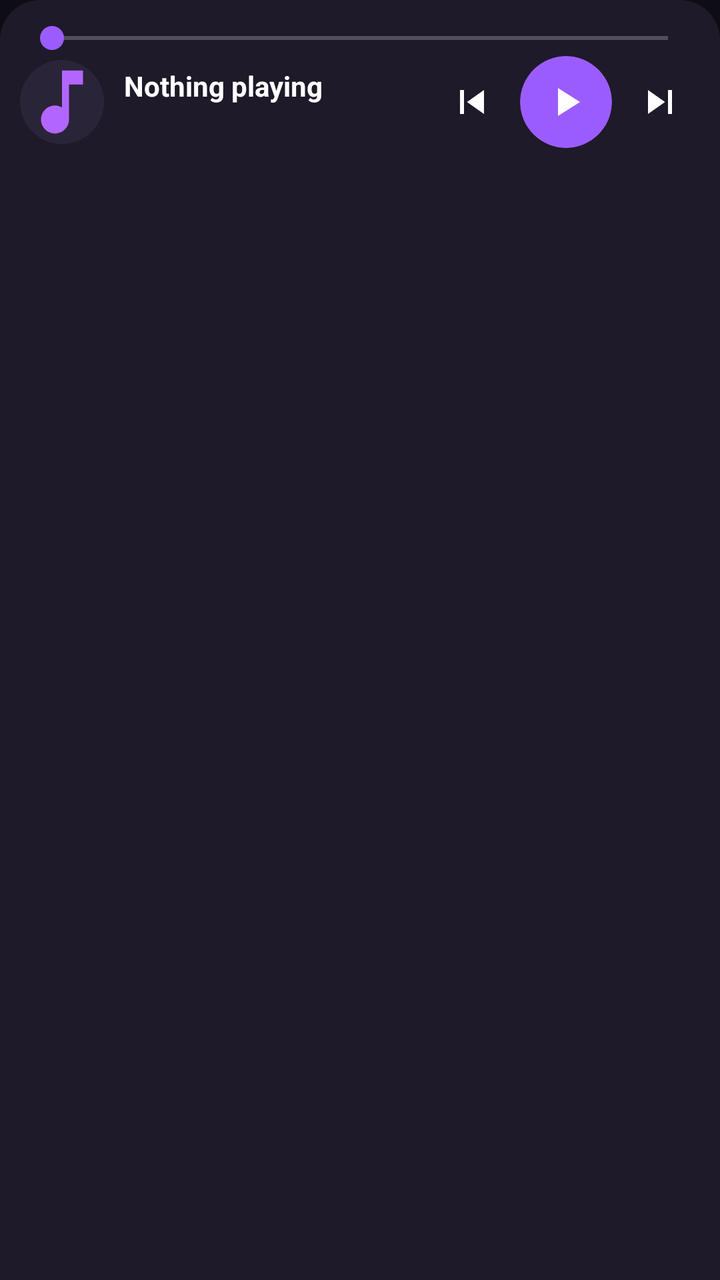
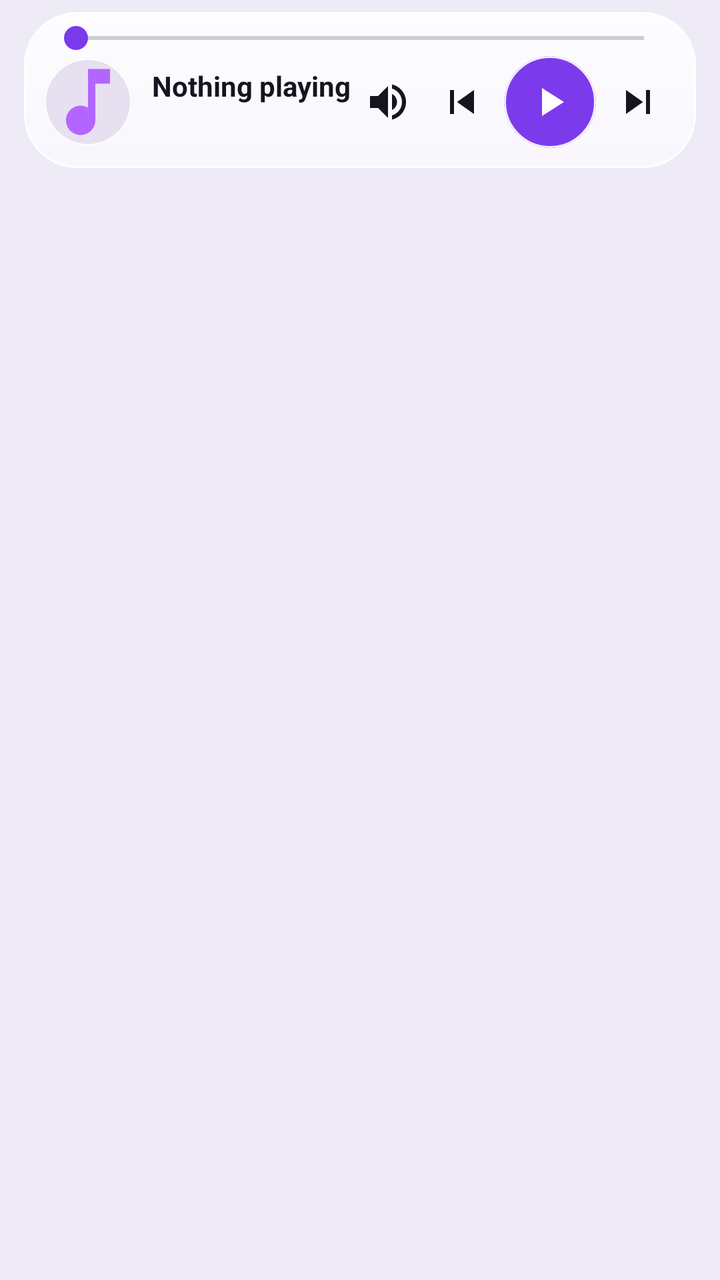

An Android layout rendered at two revisions. The XML below is the earlier revision; the diff shows what the commit changed to produce the second picture.
<!-- AndroidManifest.xml: application theme Theme.MusicPlayer -->
<!-- res/layout/mini_player_bar.xml -->
<?xml version="1.0" encoding="utf-8"?>
<LinearLayout xmlns:android="http://schemas.android.com/apk/res/android"
    xmlns:app="http://schemas.android.com/apk/res-auto"
    android:id="@+id/miniPlayerBar"
    android:layout_width="match_parent"
    android:layout_height="wrap_content"
    android:orientation="vertical"
    android:background="@drawable/bg_mini_player"
    android:elevation="8dp"
    android:padding="10dp"
    android:clickable="true"
    android:focusable="true">

    <SeekBar
        android:id="@+id/miniSeekBar"
        android:layout_width="match_parent"
        android:layout_height="wrap_content"
        android:progressTint="@color/accent"
        android:thumbTint="@color/accent" />

    <LinearLayout
        android:layout_width="match_parent"
        android:layout_height="wrap_content"
        android:gravity="center_vertical"
        android:orientation="horizontal">

        <com.google.android.material.card.MaterialCardView
            android:layout_width="42dp"
            android:layout_height="42dp"
            app:cardCornerRadius="21dp"
            app:cardElevation="0dp"
            app:strokeWidth="0dp">

            <ImageView
                android:id="@+id/miniArt"
                android:layout_width="match_parent"
                android:layout_height="match_parent"
                android:background="@color/surfaceElevated"
                android:scaleType="centerCrop"
                android:src="@drawable/ic_music_note" />
        </com.google.android.material.card.MaterialCardView>

        <LinearLayout
            android:layout_width="0dp"
            android:layout_height="wrap_content"
            android:layout_weight="1"
            android:layout_marginStart="10dp"
            android:orientation="vertical">

            <TextView
                android:id="@+id/nowPlayingTitle"
                android:layout_width="wrap_content"
                android:layout_height="wrap_content"
                android:maxLines="1"
                android:ellipsize="end"
                android:text="Nothing playing"
                android:textColor="@color/textPrimary"
                android:textStyle="bold" />

            <TextView
                android:id="@+id/nowPlayingArtist"
                android:layout_width="wrap_content"
                android:layout_height="wrap_content"
                android:maxLines="1"
                android:ellipsize="end"
                android:text=""
                android:textColor="@color/textSecondary"
                android:textSize="12sp" />
        </LinearLayout>

        <ImageButton
            android:id="@+id/prevButton"
            android:layout_width="40dp"
            android:layout_height="40dp"
            android:background="@android:color/transparent"
            android:src="@drawable/ic_skip_previous"
            app:tint="@color/textPrimary" />

        <com.google.android.material.card.MaterialCardView
            android:layout_width="46dp"
            android:layout_height="46dp"
            android:layout_marginHorizontal="4dp"
            app:cardBackgroundColor="@color/accent"
            app:cardCornerRadius="23dp"
            app:cardElevation="0dp"
            app:strokeWidth="0dp">

            <ImageButton
                android:id="@+id/playPauseButton"
                android:layout_width="match_parent"
                android:layout_height="match_parent"
                android:background="@android:color/transparent"
                android:padding="11dp"
                android:src="@drawable/ic_play"
                app:tint="@color/textPrimary" />
        </com.google.android.material.card.MaterialCardView>

        <ImageButton
            android:id="@+id/nextButton"
            android:layout_width="40dp"
            android:layout_height="40dp"
            android:background="@android:color/transparent"
            android:src="@drawable/ic_skip_next"
            app:tint="@color/textPrimary" />
    </LinearLayout>
</LinearLayout>
<!-- resources referenced by this layout -->
<resources>
  <color name="accent">#9B5CFF</color>
  <color name="surfaceElevated">#2A2438</color>
  <color name="textPrimary">#FFFFFF</color>
  <color name="textSecondary">#B0A8C0</color>
  <!-- drawable bg_mini_player (drawable) -->
  <?xml version="1.0" encoding="utf-8"?>
  <shape xmlns:android="http://schemas.android.com/apk/res/android" android:shape="rectangle">
      <solid android:color="@color/surfaceDark" />
      <corners
          android:topLeftRadius="20dp"
          android:topRightRadius="20dp"
          android:bottomLeftRadius="0dp"
          android:bottomRightRadius="0dp" />
  </shape>
  <!-- drawable ic_music_note (drawable) -->
  <vector xmlns:android="http://schemas.android.com/apk/res/android"
      android:width="24dp"
      android:height="24dp"
      android:viewportWidth="24"
      android:viewportHeight="24"
      android:tint="#B266FF">
      <path
          android:fillColor="@android:color/white"
          android:pathData="M12,3v10.55c-0.59,-0.34 -1.27,-0.55 -2,-0.55c-2.21,0 -4,1.79 -4,4s1.79,4 4,4s4,-1.79 4,-4V7h4V3H12z" />
  </vector>
  <!-- drawable ic_play (drawable) -->
  <vector xmlns:android="http://schemas.android.com/apk/res/android"
      android:width="24dp"
      android:height="24dp"
      android:viewportWidth="24"
      android:viewportHeight="24">
      <path android:fillColor="#FFFFFF" android:pathData="M8,5v14l11,-7z" />
  </vector>
  <!-- drawable ic_skip_next (drawable) -->
  <vector xmlns:android="http://schemas.android.com/apk/res/android"
      android:width="24dp"
      android:height="24dp"
      android:viewportWidth="24"
      android:viewportHeight="24">
      <path android:fillColor="#FFFFFF" android:pathData="M6,18l8.5,-6L6,6v12zM16,6v12h2V6h-2z" />
  </vector>
  <!-- drawable ic_skip_previous (drawable) -->
  <vector xmlns:android="http://schemas.android.com/apk/res/android"
      android:width="24dp"
      android:height="24dp"
      android:viewportWidth="24"
      android:viewportHeight="24">
      <path android:fillColor="#FFFFFF" android:pathData="M6,6h2v12H6V6zM9.5,12l8.5,6V6l-8.5,6z" />
  </vector>
  <style name="Theme.MusicPlayer" parent="Theme.Material3.Dark.NoActionBar">
          <item name="colorPrimary">@color/accent</item>
          <item name="colorOnPrimary">@color/textPrimary</item>
          <item name="colorSecondary">@color/accentSecondary</item>
          <item name="colorSurface">@color/surfaceDark</item>
          <item name="colorOnSurface">@color/textPrimary</item>
          <item name="colorSurfaceVariant">@color/surfaceElevated</item>
          <item name="android:windowBackground">@color/backgroundDark</item>
          <item name="android:statusBarColor">@color/backgroundDark</item>
          <item name="android:navigationBarColor">@color/backgroundDark</item>
      </style>
  <color name="surfaceDark">#1E1A29</color>
  <color name="accentSecondary">#FF5CA8</color>
  <color name="backgroundDark">#0F0D16</color>
</resources>

<!-- the commit's change to res/layout/mini_player_bar.xml (unified diff, before → after) -->
@@ -1,106 +1,134 @@
 <?xml version="1.0" encoding="utf-8"?>
-<LinearLayout xmlns:android="http://schemas.android.com/apk/res/android"
+<FrameLayout xmlns:android="http://schemas.android.com/apk/res/android"
     xmlns:app="http://schemas.android.com/apk/res-auto"
-    android:id="@+id/miniPlayerBar"
     android:layout_width="match_parent"
     android:layout_height="wrap_content"
-    android:orientation="vertical"
-    android:background="@drawable/bg_mini_player"
-    android:elevation="8dp"
-    android:padding="10dp"
-    android:clickable="true"
-    android:focusable="true">
+    android:paddingStart="12dp"
+    android:paddingTop="6dp"
+    android:paddingEnd="12dp"
+    android:paddingBottom="12dp">
 
-    <SeekBar
-        android:id="@+id/miniSeekBar"
+    <LinearLayout
+        android:id="@+id/miniPlayerCard"
         android:layout_width="match_parent"
         android:layout_height="wrap_content"
-        android:progressTint="@color/accent"
-        android:thumbTint="@color/accent" />
+        android:background="@drawable/bg_mini_player"
+        android:clickable="true"
+        android:focusable="true"
+        android:orientation="vertical"
+        android:paddingHorizontal="10dp"
+        android:paddingTop="4dp"
+        android:paddingBottom="10dp">
 
-    <LinearLayout
-        android:layout_width="match_parent"
-        android:layout_height="wrap_content"
-        android:gravity="center_vertical"
-        android:orientation="horizontal">
-
-        <com.google.android.material.card.MaterialCardView
-            android:layout_width="42dp"
-            android:layout_height="42dp"
-            app:cardCornerRadius="21dp"
-            app:cardElevation="0dp"
-            app:strokeWidth="0dp">
-
-            <ImageView
-                android:id="@+id/miniArt"
-                android:layout_width="match_parent"
-                android:layout_height="match_parent"
-                android:background="@color/surfaceElevated"
-                android:scaleType="centerCrop"
-                android:src="@drawable/ic_music_note" />
-        </com.google.android.material.card.MaterialCardView>
+        <SeekBar
+            android:id="@+id/miniSeekBar"
+            android:layout_width="match_parent"
+            android:layout_height="wrap_content"
+            android:progressTint="@color/accent"
+            android:thumbTint="@color/accent" />
 
         <LinearLayout
-            android:layout_width="0dp"
+            android:layout_width="match_parent"
             android:layout_height="wrap_content"
-            android:layout_weight="1"
-            android:layout_marginStart="10dp"
-            android:orientation="vertical">
+            android:gravity="center_vertical"
+            android:orientation="horizontal">
 
-            <TextView
-                android:id="@+id/nowPlayingTitle"
-                android:layout_width="wrap_content"
+            <com.google.android.material.card.MaterialCardView
+                android:layout_width="44dp"
+                android:layout_height="44dp"
+                app:cardBackgroundColor="@color/surfaceElevated"
+                app:cardCornerRadius="22dp"
+                app:cardElevation="0dp"
+                app:strokeColor="@color/glassStroke"
+                app:strokeWidth="1dp">
+
+                <ImageView
+                    android:id="@+id/miniArt"
+                    android:layout_width="match_parent"
+                    android:layout_height="match_parent"
+                    android:scaleType="centerCrop"
+                    android:src="@drawable/ic_music_note" />
+            </com.google.android.material.card.MaterialCardView>
+
+            <LinearLayout
+                android:layout_width="0dp"
                 android:layout_height="wrap_content"
-                android:maxLines="1"
-                android:ellipsize="end"
-                android:text="Nothing playing"
-                android:textColor="@color/textPrimary"
-                android:textStyle="bold" />
+                android:layout_marginStart="10dp"
+                android:layout_weight="1"
+                android:orientation="vertical">
 
-            <TextView
-                android:id="@+id/nowPlayingArtist"
-                android:layout_width="wrap_content"
-                android:layout_height="wrap_content"
-                android:maxLines="1"
-                android:ellipsize="end"
-                android:text=""
-                android:textColor="@color/textSecondary"
-                android:textSize="12sp" />
-        </LinearLayout>
+                <TextView
+                    android:id="@+id/nowPlayingTitle"
+                    android:layout_width="wrap_content"
+                    android:layout_height="wrap_content"
+                    android:ellipsize="end"
+                    android:maxLines="1"
+                    android:text="Nothing playing"
+                    android:textColor="@color/textPrimary"
+                    android:textStyle="bold" />
 
-        <ImageButton
-            android:id="@+id/prevButton"
-            android:layout_width="40dp"
-            android:layout_height="40dp"
-            android:background="@android:color/transparent"
-            android:src="@drawable/ic_skip_previous"
-            app:tint="@color/textPrimary" />
-
-        <com.google.android.material.card.MaterialCardView
-            android:layout_width="46dp"
-            android:layout_height="46dp"
-            android:layout_marginHorizontal="4dp"
-            app:cardBackgroundColor="@color/accent"
-            app:cardCornerRadius="23dp"
-            app:cardElevation="0dp"
-            app:strokeWidth="0dp">
+                <TextView
+                    android:id="@+id/nowPlayingArtist"
+                    android:layout_width="wrap_content"
+                    android:layout_height="wrap_content"
+                    android:ellipsize="end"
+                    android:maxLines="1"
+                    android:text=""
+                    android:textColor="@color/textSecondary"
+                    android:textSize="12sp" />
+            </LinearLayout>
 
             <ImageButton
-                android:id="@+id/playPauseButton"
-                android:layout_width="match_parent"
-                android:layout_height="match_parent"
-                android:background="@android:color/transparent"
-                android:padding="11dp"
-                android:src="@drawable/ic_play"
+                android:id="@+id/miniVolumeButton"
+                android:layout_width="36dp"
+                android:layout_height="36dp"
+                android:background="?android:attr/selectableItemBackgroundBorderless"
+                android:contentDescription="Volume"
+                android:padding="7dp"
+                android:src="@drawable/ic_volume_up"
                 app:tint="@color/textPrimary" />
-        </com.google.android.material.card.MaterialCardView>
 
-        <ImageButton
-            android:id="@+id/nextButton"
-            android:layout_width="40dp"
-            android:layout_height="40dp"
-            android:background="@android:color/transparent"
-            android:src="@drawable/ic_skip_next"
-            app:tint="@color/textPrimary" />
+            <ImageButton
+                android:id="@+id/prevButton"
+                android:layout_width="38dp"
+                android:layout_height="38dp"
+                android:background="?android:attr/selectableItemBackgroundBorderless"
+                android:contentDescription="Previous"
+                android:padding="6dp"
+                android:src="@drawable/ic_skip_previous"
+                app:tint="@color/textPrimary" />
+
+            <com.google.android.material.card.MaterialCardView
+                android:id="@+id/miniPlayPauseCard"
+                android:layout_width="46dp"
+                android:layout_height="46dp"
+                android:layout_marginHorizontal="2dp"
+                app:cardBackgroundColor="@color/accent"
+                app:cardCornerRadius="23dp"
+                app:cardElevation="0dp"
+                app:strokeColor="@color/glassStroke"
+                app:strokeWidth="1dp">
+
+                <ImageButton
+                    android:id="@+id/playPauseButton"
+                    android:layout_width="match_parent"
+                    android:layout_height="match_parent"
+                    android:background="@android:color/transparent"
+                    android:contentDescription="Play or pause"
+                    android:padding="11dp"
+                    android:src="@drawable/ic_play"
+                    app:tint="@color/onAccent" />
+            </com.google.android.material.card.MaterialCardView>
+
+            <ImageButton
+                android:id="@+id/nextButton"
+                android:layout_width="38dp"
+                android:layout_height="38dp"
+                android:background="?android:attr/selectableItemBackgroundBorderless"
+                android:contentDescription="Next"
+                android:padding="6dp"
+                android:src="@drawable/ic_skip_next"
+                app:tint="@color/textPrimary" />
+        </LinearLayout>
     </LinearLayout>
-</LinearLayout>
+</FrameLayout>
<!-- resource entries referenced after the edit -->
@@ -1,18 +1,20 @@
 <!-- resources referenced by this layout -->
 <resources>
-  <color name="accent">#9B5CFF</color>
-  <color name="surfaceElevated">#2A2438</color>
-  <color name="textPrimary">#FFFFFF</color>
-  <color name="textSecondary">#B0A8C0</color>
+  <color name="accent">#7C3AED</color>
+  <color name="glassStroke">#E6FFFFFF</color>
+  <color name="onAccent">#FFFFFF</color>
+  <color name="surfaceElevated">#E6E0F0</color>
+  <color name="textPrimary">#17131F</color>
+  <color name="textSecondary">#625A70</color>
   <!-- drawable bg_mini_player (drawable) -->
   <?xml version="1.0" encoding="utf-8"?>
   <shape xmlns:android="http://schemas.android.com/apk/res/android" android:shape="rectangle">
-      <solid android:color="@color/surfaceDark" />
-      <corners
-          android:topLeftRadius="20dp"
-          android:topRightRadius="20dp"
-          android:bottomLeftRadius="0dp"
-          android:bottomRightRadius="0dp" />
+      <gradient
+          android:angle="270"
+          android:startColor="@color/glassFillTop"
+          android:endColor="@color/glassFill" />
+      <stroke android:width="1dp" android:color="@color/glassStroke" />
+      <corners android:radius="26dp" />
   </shape>
   <!-- drawable ic_music_note (drawable) -->
   <vector xmlns:android="http://schemas.android.com/apk/res/android"
@@ -49,9 +51,17 @@
       android:viewportHeight="24">
       <path android:fillColor="#FFFFFF" android:pathData="M6,6h2v12H6V6zM9.5,12l8.5,6V6l-8.5,6z" />
   </vector>
-  <style name="Theme.MusicPlayer" parent="Theme.Material3.Dark.NoActionBar">
+  <!-- drawable ic_volume_up (drawable) -->
+  <vector xmlns:android="http://schemas.android.com/apk/res/android"
+      android:width="24dp"
+      android:height="24dp"
+      android:viewportWidth="24"
+      android:viewportHeight="24">
+      <path android:fillColor="#FFFFFF" android:pathData="M3,9v6h4l5,5V4L7,9H3zM16.5,12c0,-1.77 -1.02,-3.29 -2.5,-4.03v8.05c1.48,-0.73 2.5,-2.25 2.5,-4.02zM14,3.23v2.06c2.89,0.86 5,3.54 5,6.71s-2.11,5.85 -5,6.71v2.06c4.01,-0.91 7,-4.49 7,-8.77s-2.99,-7.86 -7,-8.77z" />
+  </vector>
+  <style name="Theme.MusicPlayer" parent="Theme.Material3.DayNight.NoActionBar">
           <item name="colorPrimary">@color/accent</item>
-          <item name="colorOnPrimary">@color/textPrimary</item>
+          <item name="colorOnPrimary">@color/onAccent</item>
           <item name="colorSecondary">@color/accentSecondary</item>
           <item name="colorSurface">@color/surfaceDark</item>
           <item name="colorOnSurface">@color/textPrimary</item>
@@ -59,9 +69,12 @@
           <item name="android:windowBackground">@color/backgroundDark</item>
           <item name="android:statusBarColor">@color/backgroundDark</item>
           <item name="android:navigationBarColor">@color/backgroundDark</item>
+          <item name="android:windowLightStatusBar">@bool/lightSystemBars</item>
       </style>
-  <color name="surfaceDark">#1E1A29</color>
-  <color name="accentSecondary">#FF5CA8</color>
-  <color name="backgroundDark">#0F0D16</color>
+  <color name="glassFillTop">#D9FFFFFF</color>
+  <color name="glassFill">#99FFFFFF</color>
+  <color name="surfaceDark">#FFFFFF</color>
+  <color name="accentSecondary">#E0418A</color>
+  <color name="backgroundDark">#EEEAF6</color>
 </resources>
 
